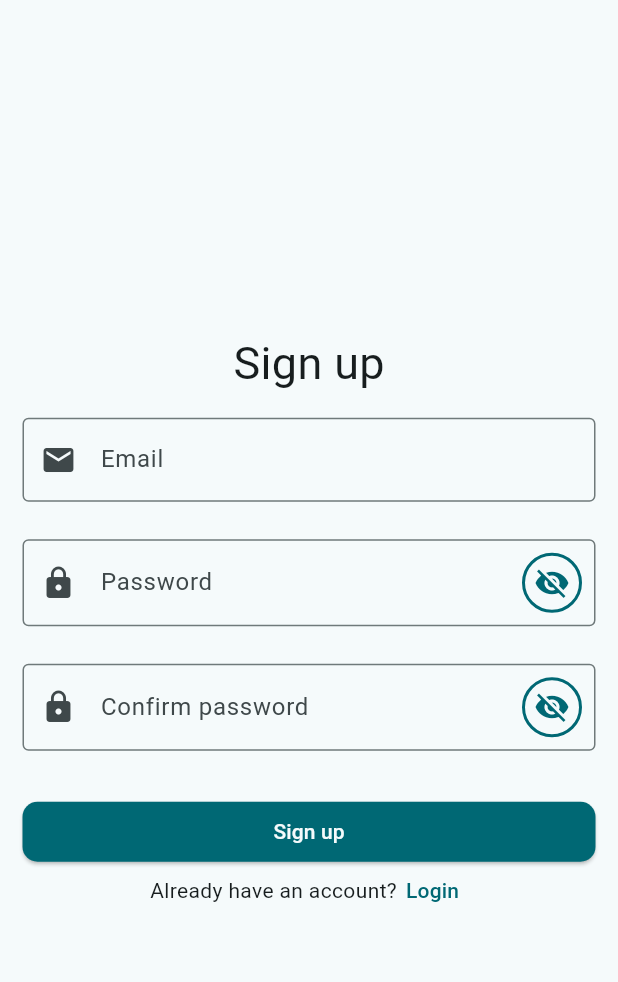
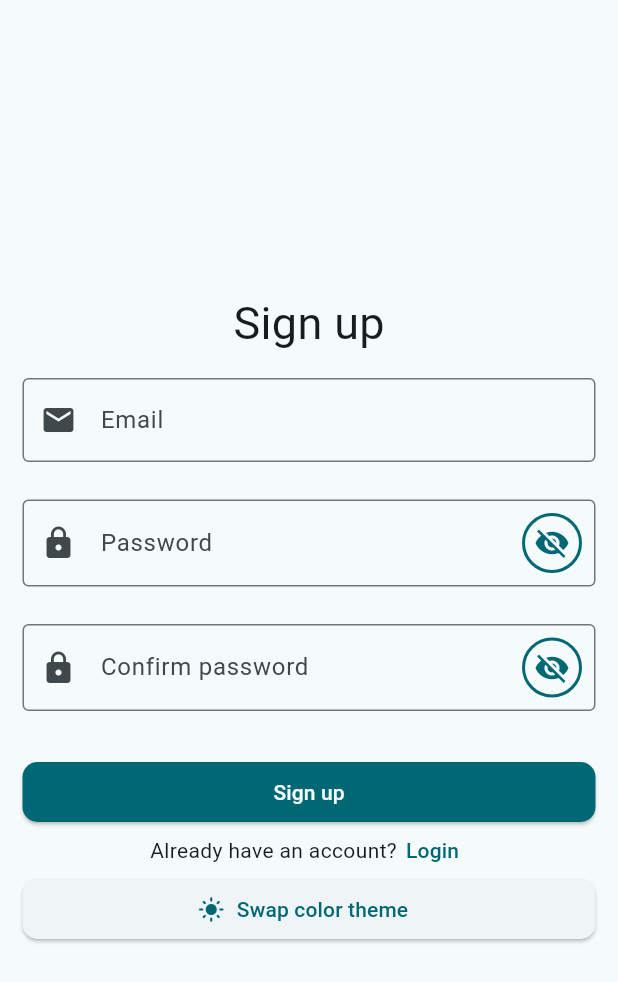
Before and after one commit to MarcoBonato2007/QuoteLike, a Flutter app: the screen it shows after launch, after a tap on "Login", after a tap on "Sign up", on a phone screen of 412 x 824 dp. Shown: the top 982 px of the screen. Run offline on Flutter 3.47's test engine with Material 3 defaults, Android fonts, the phone set to English and light mode, and no system bars; our stand-ins replace cloud_firestore, connectivity_plus, email_validator, firebase_auth, firebase_core, shared_preferences; accounts and stored records are empty.

Commit message:
Added swap color theme buttons to login and signup

```diff
--- a/lib/globals.dart
+++ b/lib/globals.dart
@@ -81,7 +81,6 @@ TextButton textButton(BuildContext context, String text, Function() onPressed) {
     child: Text(text)
   );
 }
-
 
 /// Converts a firestore error into an ErrorCode and logs it with the given logger.
 ///
--- a/lib/login_page.dart
+++ b/lib/login_page.dart
@@ -3,9 +3,12 @@ import 'package:email_validator/email_validator.dart';
 import 'package:firebase_auth/firebase_auth.dart';
 import 'package:flutter/material.dart';
 import 'package:logging/logging.dart';
+import 'package:provider/provider.dart';
 import 'package:quotebook/constants.dart';
 import 'package:quotebook/globals.dart';
+import 'package:quotebook/settings_page.dart';
 import 'package:quotebook/signup_page.dart';
+import 'package:quotebook/theme_settings.dart';
 
 class LoginPage extends StatefulWidget {
   const LoginPage({super.key});
@@ -307,7 +310,18 @@ class _LoginPageState extends State<LoginPage>{
               Text("Don't have an account?"),
               signupButton
             ]
-          )
+          ),
+          SizedBox(height: 5),
+          settingsButton(
+            "Swap color theme",
+            Provider.of<ThemeSettings>(context, listen: false).isColorThemeLight ? Icon(Icons.light_mode) : Icon(Icons.dark_mode),
+            () async {
+              showLoadingIcon();
+              await Provider.of<ThemeSettings>(context, listen: false).invertColorTheme();
+              setState(() {});
+              hideLoadingIcon();
+            }
+          ),
         ]
       ),
     );
--- a/lib/signup_page.dart
+++ b/lib/signup_page.dart
@@ -3,8 +3,11 @@ import 'package:email_validator/email_validator.dart';
 import 'package:firebase_auth/firebase_auth.dart';
 import 'package:flutter/material.dart';
 import 'package:logging/logging.dart';
+import 'package:provider/provider.dart';
 import 'package:quotebook/constants.dart';
 import 'package:quotebook/globals.dart';
+import 'package:quotebook/settings_page.dart';
+import 'package:quotebook/theme_settings.dart';
 
 class SignupPage extends StatefulWidget {
   const SignupPage({super.key});
@@ -274,7 +277,18 @@ class _SignupPageState extends State<SignupPage>{
               Text("Already have an account?"),
               loginButton
             ]
-          )
+          ),
+          SizedBox(height: 5),
+          settingsButton(
+            "Swap color theme",
+            Provider.of<ThemeSettings>(context, listen: false).isColorThemeLight ? Icon(Icons.light_mode) : Icon(Icons.dark_mode),
+            () async {
+              showLoadingIcon();
+              await Provider.of<ThemeSettings>(context, listen: false).invertColorTheme();
+              setState(() {});
+              hideLoadingIcon();
+            }
+          ),
         ]
       ),
     );
```
Also changed, not shown: lib/main.dart (+7 -0 lines), lib/settings_page.dart (+10 -8 lines).
